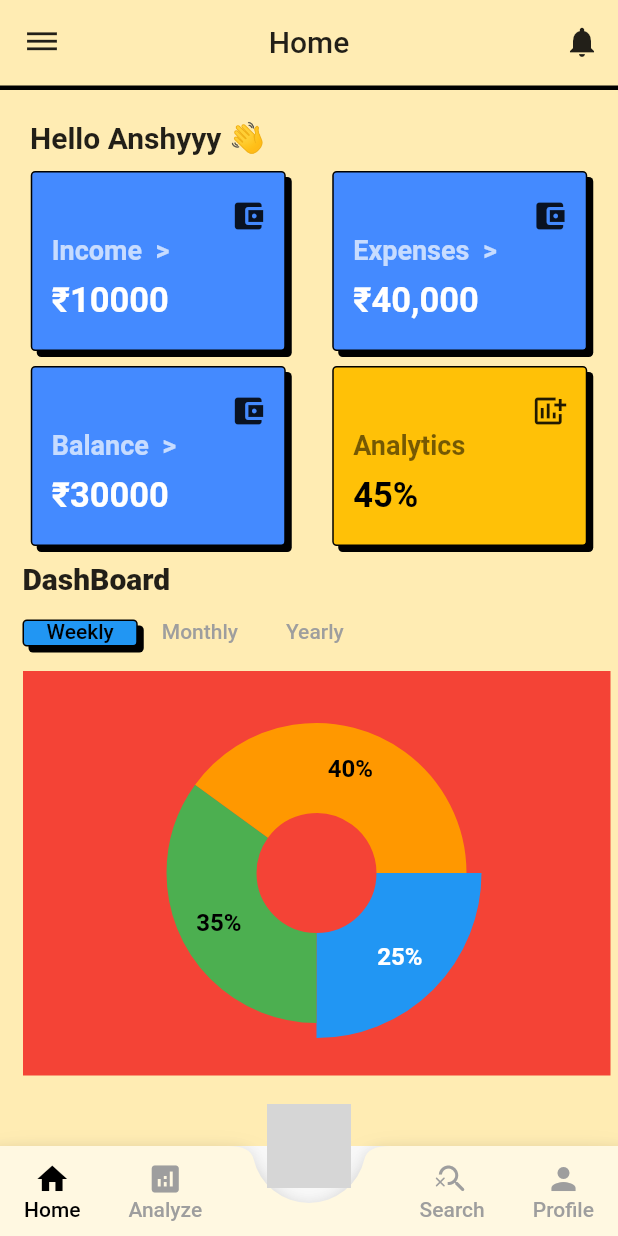
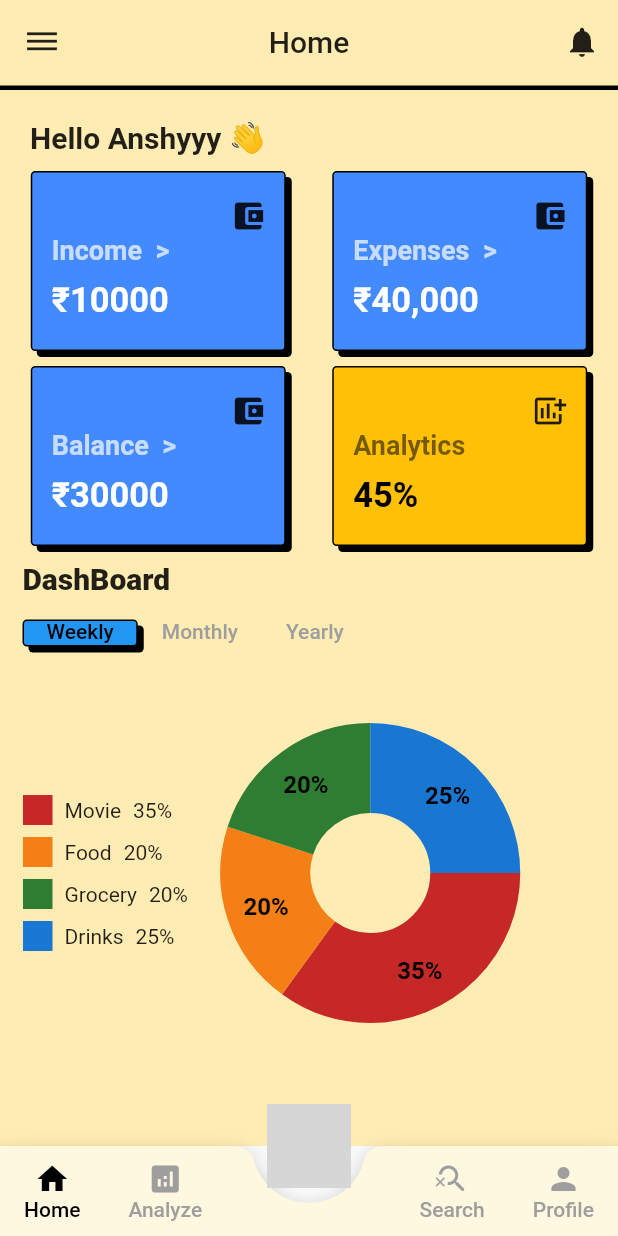
Before and after one commit to anshyyy/Pockey, a Flutter app: the screen it shows after launch, on a phone screen of 412 x 824 dp. Run offline on Flutter 3.47's test engine with Material 2 defaults, Android fonts, the phone set to English and light mode, and no system bars; drawn by our look-alikes of fl_chart; missing offline and left inert: circular_motion, neubrutalism_ui; grey boxes are pictures that could not be loaded.

Commit message:
Done with pie chart

```diff
--- a/lib/view/analyze.dart
+++ b/lib/view/analyze.dart
@@ -1,5 +1,6 @@
 import 'package:flutter/material.dart';
 import 'package:fl_chart/fl_chart.dart';
+import 'package:pockey/widget/pieChart.dart';
 import '../widget/dashTile.dart';
 
 class Analyze extends StatefulWidget {
@@ -69,88 +70,9 @@ class _AnalyzeState extends State<Analyze> with TickerProviderStateMixin {
                       child: TabBarView(
                         controller: _tabController,
                         children: [
-                          AspectRatio(
-                            aspectRatio: 2,
-                            child: Container(
-                              width: MediaQuery.of(context).size.width,
-                              height: MediaQuery.of(context).size.height / 3,
-                              color: Colors.red,
-                              child: PieChart(
-                                PieChartData(
-                                  pieTouchData: PieTouchData(
-                                    touchCallback:
-                                        (FlTouchEvent event, pieTouchResponse) {
-                                      setState(() {
-                                        if (!event
-                                                .isInterestedForInteractions ||
-                                            pieTouchResponse == null ||
-                                            pieTouchResponse.touchedSection ==
-                                                null) {
-                                          touchedIndex = -1;
-                                          return;
-                                        }
-                                        touchedIndex = pieTouchResponse
-                                            .touchedSection!
-                                            .touchedSectionIndex;
-                                      });
-                                    },
-                                  ),
-                                  borderData: FlBorderData(
-                                      show: false,
-                                      border: Border.all(
-                                          color: Colors.black, width: 2)),
-                                  sectionsSpace: 0,
-                                  centerSpaceRadius: 40,
-                                  sections: [
-                                    PieChartSectionData(
-                                      value: 25,
-                                      color: Colors.blue,
-                                      title: '25%',
-                                      radius: touchedIndex == 0 ? 70 : 60,
-                                      titleStyle: TextStyle(
-                                        fontSize: 16,
-                                        fontWeight: FontWeight.bold,
-                                        color: touchedIndex == 0
-                                            ? Colors.white
-                                            : Colors.black,
-                                      ),
-                                      titlePositionPercentageOffset: 0.55,
-                                    ),
-                                    PieChartSectionData(
-                                      value: 35,
-                                      color: Colors.green,
-                                      title: '35%',
-                                      radius: touchedIndex == 1 ? 70 : 60,
-                                      titleStyle: TextStyle(
-                                        fontSize: 16,
-                                        fontWeight: FontWeight.bold,
-                                        color: touchedIndex == 1
-                                            ? Colors.white
-                                            : Colors.black,
-                                      ),
-                                      titlePositionPercentageOffset: 0.55,
-                                    ),
-                                    PieChartSectionData(
-                                      value: 40,
-                                      color: Colors.orange,
-                                      title: '40%',
-                                      radius: touchedIndex == 2 ? 70 : 60,
-                                      titleStyle: TextStyle(
-                                        fontSize: 16,
-                                        fontWeight: FontWeight.bold,
-                                        color: touchedIndex == 2
-                                            ? Colors.white
-                                            : Colors.black,
-                                      ),
-                                      titlePositionPercentageOffset: 0.55,
-                                    ),
-                                  ],
-                                ),
-                              ),
-                            ),
-                          ),
-                          const Text("HI1"),
+                          PieChartt(),
                           const Text("HI2"),
+                          const Text('Hi3'),
                         ],
                       ))
                 ],
@@ -162,26 +84,3 @@ class _AnalyzeState extends State<Analyze> with TickerProviderStateMixin {
     );
   }
 }
- Widget _buildLegend(String label, String value) {
-    return Padding(
-      padding: const EdgeInsets.symmetric(vertical: 4),
-      child: Row(
-        children: [
-          Container(
-            width: 20,
-            height: 20,
-            color: label == 'Blue'
-                ? Colors.blue
-                : label == 'Green'
-                    ? Colors.green
-                    : Colors.orange,
-          ),
-          SizedBox(width: 8),
-          Text(label),
-          SizedBox(width: 8),
-          Text(value),
-        ],
-      ),
-    );
-  }
-}
--- /dev/null
+++ b/lib/widget/constantRandomColor.dart
@@ -0,0 +1,80 @@
+import 'package:flutter/material.dart';
+
+List<Color> randomColors = [
+  Color(0xFFC62828),
+  Color(0xFFF57F17),
+  Color(0xFF2E7D32),
+  Color(0xFF1976D2),
+  Color(0xFF5E35B1),
+  Color(0xFFE53935),
+  Color(0xFFFFB74D),
+  Color(0xFF81C784),
+  Color(0xFF64B5F6),
+  Color(0xFF9C27B0),
+  Color(0xFFD32F2F),
+  Color(0xFFFFA000),
+  Color(0xFF4CAF50),
+  Color(0xFF2196F3),
+  Color(0xFF673AB7),
+  Color(0xFFE91E63),
+  Color(0xFFFFC107),
+  Color(0xFF8BC34A),
+  Color(0xFF03A9F4),
+  Color(0xFF3F51B5),
+  Color(0xFF9E9E9E),
+  Color(0xFFEC407A),
+  Color(0xFFFF9800),
+  Color(0xFF689F38),
+  Color(0xFF00BCD4),
+  Color(0xFF9C27B0),
+  Color(0xFF795548),
+  Color(0xFF7B1FA2),
+  Color(0xFFFFE57F),
+  Color(0xFF4CAF50),
+  Color(0xFF8BC34A),
+  Color(0xFF2196F3),
+  Color(0xFF9E9E9E),
+  Color(0xFF8E24AA),
+  Color(0xFFFFEB3B),
+  Color(0xFFCDDC39),
+  Color(0xFFE91E63),
+  Color(0xFFFF5722),
+  Color(0xFF0277BD),
+  Color(0xFF607D8B),
+  Color(0xFF6D4C41),
+  Color(0xFF9C27B0),
+  Color(0xFF689F38),
+  Color(0xFF795548),
+  Color(0xFF5D4037),
+  Color(0xFF009688),
+  Color(0xFFFFC107),
+  Color(0xFF4CAF50),
+  Color(0xFF2196F3),
+  Color(0xFF673AB7),
+  Color(0xFF607D8B),
+  Color(0xFFFF5722),
+  Color(0xFFCDDC39),
+  Color(0xFF009688),
+  Color(0xFF3F51B5),
+  Color(0xFF9E9E9E),
+  Color(0xFF8BC34A),
+  Color(0xFFE53935),
+  Color(0xFFFFB74D),
+  Color(0xFF2E7D32),
+  Color(0xFF1976D2),
+  Color(0xFFC62828),
+  Color(0xFFFFA000),
+  Color(0xFF4CAF50),
+  Color(0xFF2196F3),
+  Color(0xFF9C27B0),
+  Color(0xFF5E35B1),
+  Color(0xFFE91E63),
+  Color(0xFFFF9800),
+  Color(0xFF8BC34A),
+  Color(0xFF03A9F4),
+  Color(0xFF9E9E9E),
+  Color(0xFF795548),
+  Color(0xFF7B1FA2),
+  Color(0xFFFFE57F),
+  Color(0xFF4CAF50),
+];
--- /dev/null
+++ b/lib/widget/pieChart.dart
@@ -0,0 +1,141 @@
+import 'package:flutter/material.dart';
+import 'package:fl_chart/fl_chart.dart';
+import 'package:pockey/widget/constantRandomColor.dart';
+
+class PieChartt extends StatefulWidget {
+  @override
+  _PieCharttState createState() => _PieCharttState();
+}
+
+class _PieCharttState extends State<PieChartt> {
+  int touchedIndex = -1;
+  Map<String, int> percentageValueOfPieChart = {
+    // this data will be fetched from Db
+    "Movie": 35,
+    "Food": 20,
+    "Grocery": 20,
+    "Drinks": 25
+  };
+  @override
+  Widget build(BuildContext context) {
+    return Row(
+      mainAxisAlignment: MainAxisAlignment.start,
+      children: [
+        Column(
+          mainAxisAlignment: MainAxisAlignment.center,
+          crossAxisAlignment: CrossAxisAlignment.start,
+          children: [
+            for (int i = 0; i < percentageValueOfPieChart.length; i++)
+              _buildLegend(
+                  percentageValueOfPieChart.keys.elementAt(i),
+                  percentageValueOfPieChart.values.elementAt(i).toString() +
+                      '%',
+                  randomColors[i]),
+          ],
+        ),
+        AspectRatio(
+          aspectRatio: 0.9,
+          child: PieChart(
+            PieChartData(
+              pieTouchData: PieTouchData(
+                touchCallback: (FlTouchEvent event, pieTouchResponse) {
+                  setState(() {
+                    if (!event.isInterestedForInteractions ||
+                        pieTouchResponse == null ||
+                        pieTouchResponse.touchedSection == null) {
+                      touchedIndex = -1;
+                      return;
+                    }
+                    touchedIndex =
+                        pieTouchResponse.touchedSection!.touchedSectionIndex;
+                  });
+                },
+              ),
+              borderData: FlBorderData(
+                show: true,
+                border: Border.all(color: Colors.black, width: 2),
+              ),
+              sectionsSpace: 0,
+              centerSpaceRadius: 40,
+              sections: [
+                for (int i = 0; i < percentageValueOfPieChart.length; i++)
+                  PieChartSectionData(
+                    borderSide: BorderSide(color: Colors.black, width: 1),
+                    value: percentageValueOfPieChart.values
+                        .elementAt(i)
+                        .toDouble(),
+                    color: randomColors[i],
+                    title: percentageValueOfPieChart.values
+                            .elementAt(i)
+                            .toString() +
+                        '%',
+                    radius: touchedIndex == i ? 70 : 60,
+                    titleStyle: TextStyle(
+                      fontSize: 16,
+                      fontWeight: FontWeight.bold,
+                      color: touchedIndex == i ? Colors.white : Colors.black,
+                    ),
+                    titlePositionPercentageOffset: 0.55,
+                  ),
+                // PieChartSectionData(
+                //   borderSide: BorderSide(color: Colors.black, width: 1),
+                //   value: 35,
+                //   color: Colors.green,
+                //   title: '35%',
+                //   radius: touchedIndex == 1 ? 70 : 60,
+                //   titleStyle: TextStyle(
+                //     fontSize: 16,
+                //     fontWeight: FontWeight.bold,
+                //     color: touchedIndex == 1 ? Colors.white : Colors.black,
+                //   ),
+                //   titlePositionPercentageOffset: 0.55,
+                // ),
+                // PieChartSectionData(
+                //   borderSide: BorderSide(color: Colors.black, width: 1),
+                //   value: 20,
+                //   color: Colors.orange,
+                //   title: '20%',
+                //   radius: touchedIndex == 2 ? 70 : 60,
+                //   titleStyle: TextStyle(
+                //     fontSize: 16,
+                //     fontWeight: FontWeight.bold,
+                //     color: touchedIndex == 2 ? Colors.white : Colors.black,
+                //   ),
+                //   titlePositionPercentageOffset: 0.55,
+                // ),
+                // PieChartSectionData(
+                //   borderSide: BorderSide(color: Colors.black, width: 1),
+                //   value: 20,
+                //   color: Colors.purple,
+                //   title: '20%',
+                //   radius: touchedIndex == 3 ? 70 : 60,
+                //   titleStyle: TextStyle(
+                //     fontSize: 16,
+                //     fontWeight: FontWeight.bold,
+                //     color: touchedIndex == 3 ? Colors.white : Colors.black,
+                //   ),
+                //   titlePositionPercentageOffset: 0.55,
+                // ),
+              ],
+            ),
+          ),
+        ),
+      ],
+    );
+  }
+
+  Widget _buildLegend(String label, String value, Color color) {
+    return Padding(
+      padding: const EdgeInsets.symmetric(vertical: 4),
+      child: Row(
+        children: [
+          Container(width: 20, height: 20, color: color),
+          SizedBox(width: 8),
+          Text(label),
+          SizedBox(width: 8),
+          Text(value),
+        ],
+      ),
+    );
+  }
+}
```
